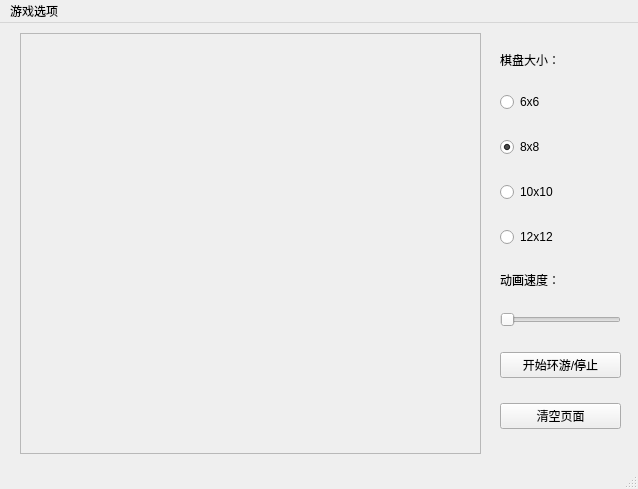
Before: the Qt Designer form knight.ui in yuanyuanzijin/knight-gui, drawn with Qt 5.
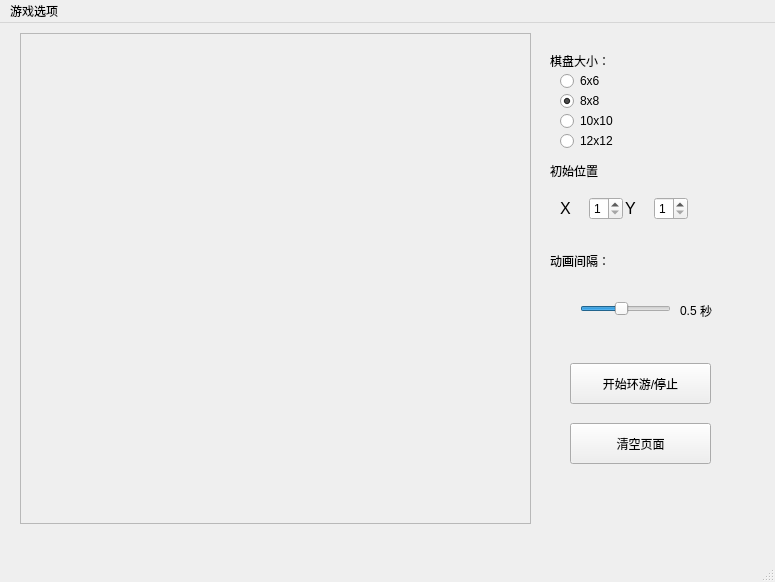
After: the same form once the commit is applied. Icons and pictures are not drawn.

Commit message: 改变速度 ，设置初始位置

What changed in the file:
```diff
--- a/knight.ui
+++ b/knight.ui
@@ -6,8 +6,8 @@
    <rect>
     <x>0</x>
     <y>0</y>
-    <width>638</width>
-    <height>489</height>
+    <width>775</width>
+    <height>582</height>
    </rect>
   </property>
   <property name="windowTitle">
@@ -23,8 +23,8 @@
      <rect>
       <x>20</x>
       <y>10</y>
-      <width>461</width>
-      <height>421</height>
+      <width>511</width>
+      <height>491</height>
      </rect>
     </property>
     <layout class="QHBoxLayout" name="horizontalLayout">
@@ -40,112 +40,315 @@
      </item>
     </layout>
    </widget>
-   <widget class="QWidget" name="verticalLayoutWidget">
+   <widget class="QLabel" name="label_clock">
     <property name="geometry">
      <rect>
-      <x>500</x>
-      <y>10</y>
-      <width>121</width>
-      <height>421</height>
+      <x>680</x>
+      <y>280</y>
+      <width>31</width>
+      <height>16</height>
      </rect>
     </property>
-    <layout class="QVBoxLayout" name="verticalLayout">
+    <property name="text">
+     <string>0.5</string>
+    </property>
+   </widget>
+   <widget class="QLabel" name="label_6">
+    <property name="geometry">
+     <rect>
+      <x>700</x>
+      <y>280</y>
+      <width>31</width>
+      <height>16</height>
+     </rect>
+    </property>
+    <property name="text">
+     <string>秒</string>
+    </property>
+   </widget>
+   <widget class="QWidget" name="horizontalLayoutWidget_2">
+    <property name="geometry">
+     <rect>
+      <x>560</x>
+      <y>170</y>
+      <width>128</width>
+      <height>31</height>
+     </rect>
+    </property>
+    <layout class="QHBoxLayout" name="horizontalLayout_2">
+     <property name="spacing">
+      <number>2</number>
+     </property>
      <item>
-      <widget class="QLabel" name="label_2">
-       <property name="enabled">
-        <bool>true</bool>
+      <widget class="QLabel" name="label_4">
+       <property name="minimumSize">
+        <size>
+         <width>20</width>
+         <height>0</height>
+        </size>
        </property>
        <property name="maximumSize">
         <size>
-         <width>119</width>
-         <height>15</height>
+         <width>16777215</width>
+         <height>20</height>
         </size>
        </property>
-       <property name="text">
-        <string>棋盘大小：</string>
+       <property name="font">
+        <font>
+         <pointsize>12</pointsize>
+         <weight>50</weight>
+         <bold>false</bold>
+         <kerning>true</kerning>
+        </font>
        </property>
-      </widget>
-     </item>
-     <item>
-      <widget class="QRadioButton" name="radio_6">
-       <property name="text">
-        <string>6x6</string>
+       <property name="cursor">
+        <cursorShape>ArrowCursor</cursorShape>
        </property>
-      </widget>
-     </item>
-     <item>
-      <widget class="QRadioButton" name="radio_8">
-       <property name="acceptDrops">
-        <bool>false</bool>
-       </property>
        <property name="text">
-        <string>8x8</string>
+        <string>X</string>
        </property>
-       <property name="checked">
-        <bool>true</bool>
-       </property>
       </widget>
      </item>
      <item>
-      <widget class="QRadioButton" name="radio_10">
-       <property name="text">
-        <string>10x10</string>
+      <widget class="QSpinBox" name="spin_x">
+       <property name="minimum">
+        <number>1</number>
        </property>
-      </widget>
-     </item>
-     <item>
-      <widget class="QRadioButton" name="radio_12">
-       <property name="text">
-        <string>12x12</string>
+       <property name="maximum">
+        <number>8</number>
        </property>
       </widget>
      </item>
      <item>
-      <widget class="QLabel" name="label">
-       <property name="enabled">
-        <bool>true</bool>
+      <widget class="QLabel" name="label_5">
+       <property name="minimumSize">
+        <size>
+         <width>20</width>
+         <height>0</height>
+        </size>
        </property>
        <property name="maximumSize">
         <size>
-         <width>119</width>
-         <height>15</height>
+         <width>16777215</width>
+         <height>20</height>
         </size>
        </property>
-       <property name="text">
-        <string>动画速度：</string>
+       <property name="font">
+        <font>
+         <pointsize>12</pointsize>
+         <weight>50</weight>
+         <bold>false</bold>
+         <kerning>true</kerning>
+        </font>
        </property>
-      </widget>
-     </item>
-     <item>
-      <widget class="QSlider" name="horizontalSlider">
-       <property name="orientation">
-        <enum>Qt::Horizontal</enum>
+       <property name="cursor">
+        <cursorShape>ArrowCursor</cursorShape>
        </property>
-      </widget>
-     </item>
-     <item>
-      <widget class="QPushButton" name="btn_start">
        <property name="text">
-        <string>开始环游/停止</string>
+        <string>Y</string>
        </property>
       </widget>
      </item>
      <item>
-      <widget class="QPushButton" name="btn_restart">
-       <property name="text">
-        <string>清空页面</string>
+      <widget class="QSpinBox" name="spin_y">
+       <property name="minimum">
+        <number>1</number>
+       </property>
+       <property name="maximum">
+        <number>8</number>
        </property>
       </widget>
      </item>
     </layout>
    </widget>
+   <widget class="QRadioButton" name="radio_12">
+    <property name="geometry">
+     <rect>
+      <x>560</x>
+      <y>110</y>
+      <width>53</width>
+      <height>16</height>
+     </rect>
+    </property>
+    <property name="text">
+     <string>12x12</string>
+    </property>
+   </widget>
+   <widget class="QLabel" name="label">
+    <property name="enabled">
+     <bool>true</bool>
+    </property>
+    <property name="geometry">
+     <rect>
+      <x>550</x>
+      <y>230</y>
+      <width>71</width>
+      <height>15</height>
+     </rect>
+    </property>
+    <property name="maximumSize">
+     <size>
+      <width>119</width>
+      <height>15</height>
+     </size>
+    </property>
+    <property name="text">
+     <string>动画间隔：</string>
+    </property>
+   </widget>
+   <widget class="QSlider" name="slider_clock">
+    <property name="geometry">
+     <rect>
+      <x>580</x>
+      <y>270</y>
+      <width>91</width>
+      <height>31</height>
+     </rect>
+    </property>
+    <property name="minimum">
+     <number>1</number>
+    </property>
+    <property name="maximum">
+     <number>10</number>
+    </property>
+    <property name="pageStep">
+     <number>1</number>
+    </property>
+    <property name="value">
+     <number>5</number>
+    </property>
+    <property name="sliderPosition">
+     <number>5</number>
+    </property>
+    <property name="orientation">
+     <enum>Qt::Horizontal</enum>
+    </property>
+   </widget>
+   <widget class="QPushButton" name="btn_start">
+    <property name="geometry">
+     <rect>
+      <x>570</x>
+      <y>340</y>
+      <width>141</width>
+      <height>41</height>
+     </rect>
+    </property>
+    <property name="text">
+     <string>开始环游/停止</string>
+    </property>
+   </widget>
+   <widget class="QPushButton" name="btn_restart">
+    <property name="geometry">
+     <rect>
+      <x>570</x>
+      <y>400</y>
+      <width>141</width>
+      <height>41</height>
+     </rect>
+    </property>
+    <property name="text">
+     <string>清空页面</string>
+    </property>
+   </widget>
+   <widget class="QRadioButton" name="radio_6">
+    <property name="geometry">
+     <rect>
+      <x>560</x>
+      <y>50</y>
+      <width>41</width>
+      <height>16</height>
+     </rect>
+    </property>
+    <property name="text">
+     <string>6x6</string>
+    </property>
+   </widget>
+   <widget class="QLabel" name="label_2">
+    <property name="enabled">
+     <bool>true</bool>
+    </property>
+    <property name="geometry">
+     <rect>
+      <x>550</x>
+      <y>30</y>
+      <width>60</width>
+      <height>15</height>
+     </rect>
+    </property>
+    <property name="maximumSize">
+     <size>
+      <width>119</width>
+      <height>15</height>
+     </size>
+    </property>
+    <property name="text">
+     <string>棋盘大小：</string>
+    </property>
+   </widget>
+   <widget class="QRadioButton" name="radio_8">
+    <property name="geometry">
+     <rect>
+      <x>560</x>
+      <y>70</y>
+      <width>41</width>
+      <height>16</height>
+     </rect>
+    </property>
+    <property name="acceptDrops">
+     <bool>false</bool>
+    </property>
+    <property name="text">
+     <string>8x8</string>
+    </property>
+    <property name="checked">
+     <bool>true</bool>
+    </property>
+   </widget>
+   <widget class="QRadioButton" name="radio_10">
+    <property name="geometry">
+     <rect>
+      <x>560</x>
+      <y>90</y>
+      <width>53</width>
+      <height>16</height>
+     </rect>
+    </property>
+    <property name="text">
+     <string>10x10</string>
+    </property>
+   </widget>
+   <widget class="QLabel" name="label_3">
+    <property name="geometry">
+     <rect>
+      <x>550</x>
+      <y>140</y>
+      <width>48</width>
+      <height>16</height>
+     </rect>
+    </property>
+    <property name="maximumSize">
+     <size>
+      <width>16777215</width>
+      <height>30</height>
+     </size>
+    </property>
+    <property name="text">
+     <string>初始位置</string>
+    </property>
+   </widget>
+   <zorder>horizontalLayoutWidget</zorder>
+   <zorder>verticalLayoutWidget</zorder>
+   <zorder>label_4</zorder>
+   <zorder>frame</zorder>
+   <zorder>label_clock</zorder>
+   <zorder>label_6</zorder>
   </widget>
   <widget class="QMenuBar" name="menubar">
    <property name="geometry">
     <rect>
      <x>0</x>
      <y>0</y>
-     <width>638</width>
+     <width>775</width>
      <height>23</height>
     </rect>
    </property>
```
The commit also changes 2 other files.
